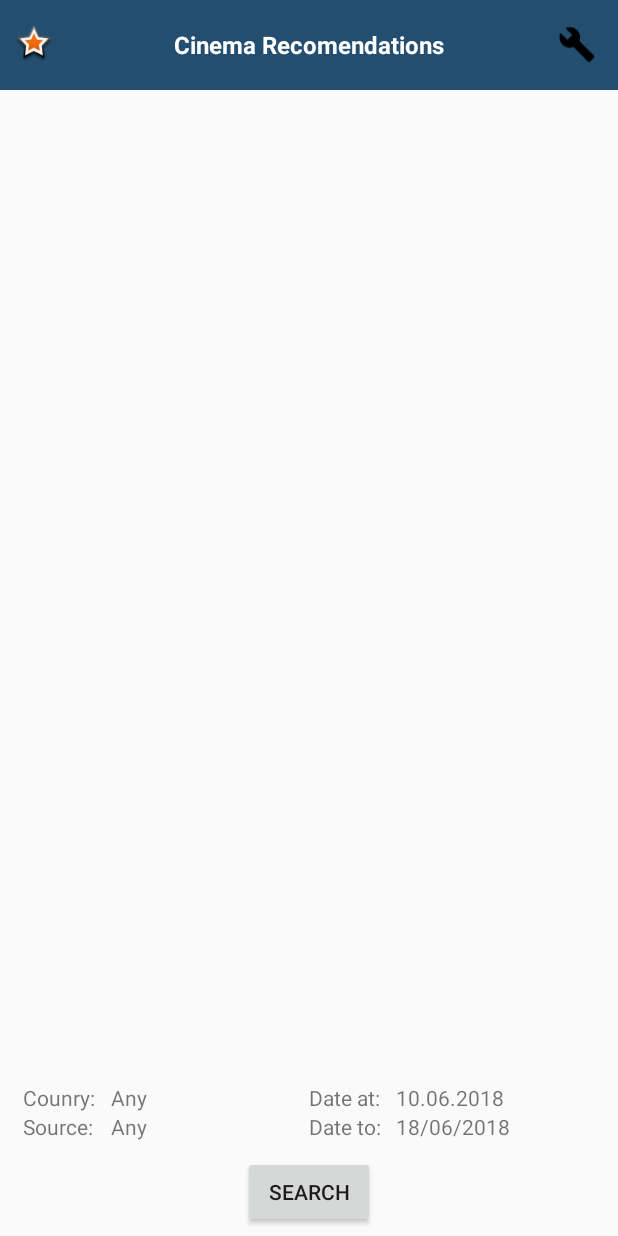
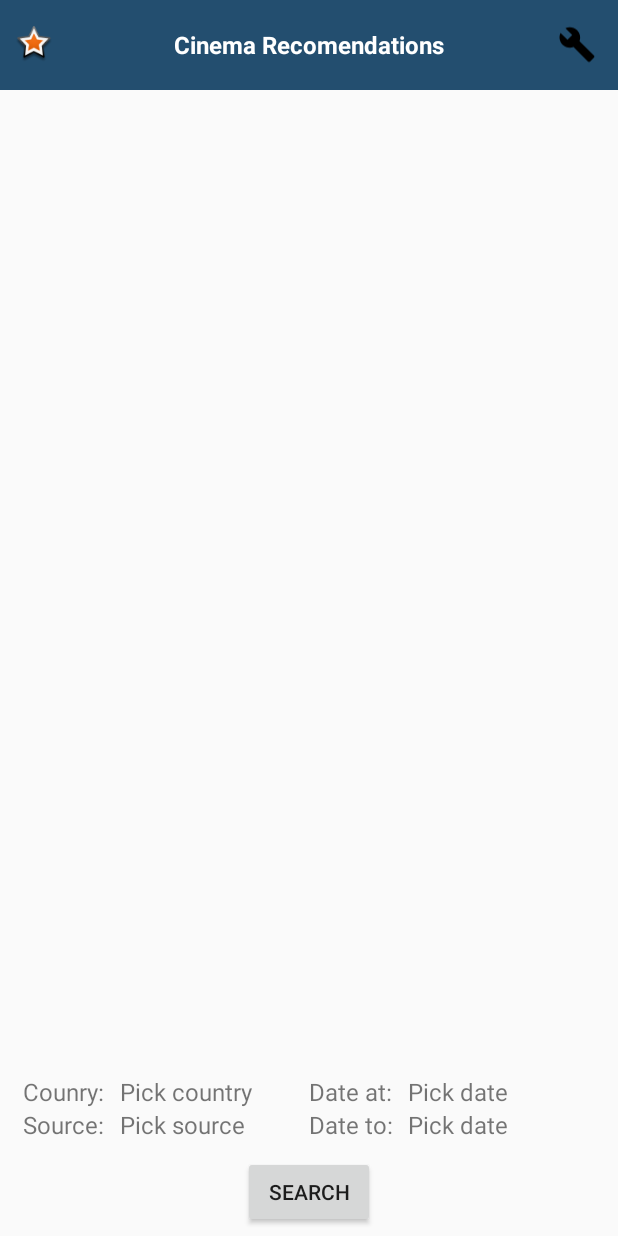
Before and after one commit to bohdansushchak/SuggestMe, an Android app: the fragment SearchNewsFragment placed in its activity, on a phone screen of 412 x 824 dp. Run offline under Robolectric (Android 15) with nearby library versions, the phone set to English and light mode, and no system bars; our stand-ins replace ButterKnife, Firebase (no records; nobody signed in at launch, a user with empty details on screens opened directly); pictures from the network do not load.

Commit message:
Fixed fragment news by criterias

```diff
--- a/app/src/main/java/bohdan/hushcha/sushchak/suggestme/activities/MainActivity.java
+++ b/app/src/main/java/bohdan/hushcha/sushchak/suggestme/activities/MainActivity.java
@@ -21,6 +21,7 @@ import java.util.Arrays;
 import bohdan.hushcha.sushchak.suggestme.R;
 import bohdan.hushcha.sushchak.suggestme.Services.AuthService;
 import bohdan.hushcha.sushchak.suggestme.adapters.CategoryAdapter;
+import bohdan.hushcha.sushchak.suggestme.fragments.InteractionListener;
 import bohdan.hushcha.sushchak.suggestme.fragments.TopNewsFragment;
 import bohdan.hushcha.sushchak.suggestme.fragments.WeatherDayFragment;
 import bohdan.hushcha.sushchak.suggestme.models.Category;
@@ -30,7 +31,7 @@ import butterknife.ButterKnife;
 import butterknife.OnClick;
 
 public class MainActivity extends AppCompatActivity
-        implements WeatherDayFragment.OnFragmentInteractionListener, TopNewsFragment.TopNewsInteractionListener {
+        implements WeatherDayFragment.OnFragmentInteractionListener, InteractionListener<String> {
 
     final String TAG = "MainActivity";
 
@@ -268,6 +269,7 @@ public class MainActivity extends AppCompatActivity
 
     }
 
+
     /**
      * Method call when user click on item in news fragment
      * and view the article in web browser
@@ -275,8 +277,13 @@ public class MainActivity extends AppCompatActivity
      * @param url url to news article
      */
     @Override
-    public void topNewsFragmentInteractionClick(String url) {
+    public void OnClick(String url) {
         Intent viewArticleIntent = new Intent(Intent.ACTION_VIEW, Uri.parse(url));
         startActivity(viewArticleIntent);
     }
+
+    @Override
+    public void OnLongClick(String parametr) {
+
+    }
 }
--- a/app/src/main/java/bohdan/hushcha/sushchak/suggestme/adapters/TopNewsFragmentAdapter.java
+++ b/app/src/main/java/bohdan/hushcha/sushchak/suggestme/adapters/NewsAdapter.java
@@ -1,5 +1,4 @@
 package bohdan.hushcha.sushchak.suggestme.adapters;
-
 
 import android.content.Context;
 import android.support.v7.widget.RecyclerView;
@@ -15,19 +14,18 @@ import com.bumptech.glide.request.RequestOptions;
 import java.util.List;
 
 import bohdan.hushcha.sushchak.suggestme.R;
-import bohdan.hushcha.sushchak.suggestme.fragments.TopNewsFragment;
+import bohdan.hushcha.sushchak.suggestme.fragments.InteractionListener;
 import bohdan.hushcha.sushchak.suggestme.rest.models.Article;
 import butterknife.BindView;
 import butterknife.ButterKnife;
 
-public class TopNewsFragmentAdapter extends RecyclerView.Adapter<TopNewsFragmentAdapter.ViewHolder> {
+public class NewsAdapter extends RecyclerView.Adapter<NewsAdapter.ViewHolder> {
 
     private List<Article> items;
     private Context context;
-    private TopNewsFragment.TopNewsInteractionListener mListener;
+    private InteractionListener mListener;
 
-    public TopNewsFragmentAdapter(Context context, List<Article> items,
-                                  TopNewsFragment.TopNewsInteractionListener mListener) {
+    public NewsAdapter(Context context, List<Article> items, InteractionListener mListener) {
         this.items = items;
         this.context = context;
         this.mListener = mListener;
@@ -55,12 +53,11 @@ public class TopNewsFragmentAdapter extends RecyclerView.Adapter<TopNewsFragment
                 .apply(options)
                 .into(holder.ivBackground);
 
-
         holder.itemView.setOnClickListener(new View.OnClickListener() {
             @Override
             public void onClick(View view) {
                 if(mListener != null){
-                    mListener.topNewsFragmentInteractionClick(items.get(position).getUrl());
+                    mListener.OnClick(items.get(position).getUrl());
                 }
             }
         });
--- /dev/null
+++ b/app/src/main/java/bohdan/hushcha/sushchak/suggestme/fragments/InteractionListener.java
@@ -0,0 +1,10 @@
+package bohdan.hushcha.sushchak.suggestme.fragments;
+
+import butterknife.OnClick;
+
+public interface InteractionListener<T> {
+
+    void OnClick(T parameter);
+
+    void OnLongClick(T parametr);
+}
--- a/app/src/main/java/bohdan/hushcha/sushchak/suggestme/fragments/SearchNewsFragment.java
+++ b/app/src/main/java/bohdan/hushcha/sushchak/suggestme/fragments/SearchNewsFragment.java
@@ -1,26 +1,31 @@
 package bohdan.hushcha.sushchak.suggestme.fragments;
 
+import android.app.DatePickerDialog;
 import android.content.Context;
 import android.content.DialogInterface;
-import android.net.Uri;
 import android.os.Bundle;
 import android.support.v7.app.AlertDialog;
+import android.support.v7.widget.LinearLayoutManager;
 import android.support.v7.widget.RecyclerView;
+import android.util.Log;
 import android.view.LayoutInflater;
 import android.view.View;
 import android.view.ViewGroup;
 import android.widget.ArrayAdapter;
 import android.widget.Button;
+import android.widget.DatePicker;
 import android.widget.TextView;
 
 import java.util.ArrayList;
-import java.util.Date;
+import java.util.Calendar;
 import java.util.Arrays;
 import java.util.List;
 
 import bohdan.hushcha.sushchak.suggestme.R;
+import bohdan.hushcha.sushchak.suggestme.adapters.NewsAdapter;
 import bohdan.hushcha.sushchak.suggestme.rest.clients.NewsClient;
 import bohdan.hushcha.sushchak.suggestme.rest.interfaces.NewsApiInterface;
+import bohdan.hushcha.sushchak.suggestme.rest.models.Article;
 import bohdan.hushcha.sushchak.suggestme.rest.models.NewsSource;
 import bohdan.hushcha.sushchak.suggestme.rest.responces.NewsResponce;
 import bohdan.hushcha.sushchak.suggestme.rest.responces.SourcesResponce;
@@ -33,7 +38,9 @@ import retrofit2.Response;
 
 public class SearchNewsFragment extends BaseMyFragment {
 
-    private OnFragmentInteractionListener mListener;
+    private final String TAG = "SearchNewsFragment";
+
+    private InteractionListener mListener;
 
     @BindView(R.id.rvNewsSearch)
     RecyclerView recyclerViewNews;
@@ -53,12 +60,16 @@ public class SearchNewsFragment extends BaseMyFragment {
 
     private String CoutryArg;
     private String SourceId;
-    private Date DateAt;
-    private Date DateTo;
+    private String DateAt;
+    private String DateTo;
+
+    private List<Article> articleList;
+    private NewsAdapter newsAdapter;
 
     public SearchNewsFragment() {
 
         newsApiInterface = NewsClient.getClient().create(NewsApiInterface.class);
+        articleList = new ArrayList<>();
     }
 
     public static SearchNewsFragment getInstance() {
@@ -76,21 +87,26 @@ public class SearchNewsFragment extends BaseMyFragment {
                              Bundle savedInstanceState) {
         View view = inflater.inflate(R.layout.fragment_search_news, container, false);
         ButterKnife.bind(this, view);
+        init();
         return view;
     }
 
-    // TODO: Rename method, update argument and hook method into UI event
-    public void onButtonPressed(Uri uri) {
-        if (mListener != null) {
-            mListener.onFragmentInteraction(uri);
-        }
+    private void init() {
+        articleList = new ArrayList<>();
+        newsAdapter = new NewsAdapter(getContext(), articleList, mListener);
+
+        recyclerViewNews.setHasFixedSize(false);
+        RecyclerView.LayoutManager layoutManager = new LinearLayoutManager(getContext());
+
+        recyclerViewNews.setLayoutManager(layoutManager);
+        recyclerViewNews.setAdapter(newsAdapter);
     }
 
     @Override
     public void onAttach(Context context) {
         super.onAttach(context);
-        if (context instanceof OnFragmentInteractionListener) {
-            mListener = (OnFragmentInteractionListener) context;
+        if (context instanceof InteractionListener) {
+            mListener = (InteractionListener) context;
         }
     }
 
@@ -111,11 +127,14 @@ public class SearchNewsFragment extends BaseMyFragment {
             case R.id.btnSearch:
                 Call<NewsResponce> callNews = null;
 
-                if (SourceId != null && CoutryArg != null) {
+                if (SourceId != null && DateTo != null && DateAt != null) {
+                    callNews = newsApiInterface.GetEverything(NewsClient.API_KEY, DateAt, DateTo, SourceId);
 
-                } else if (SourceId != null) {
+                } else if (SourceId != null && DateAt != null) {
+                    callNews = newsApiInterface.GetEverything(NewsClient.API_KEY, DateAt, SourceId);
 
-                } else if (CoutryArg != null) {
+                } else if (SourceId != null && DateTo != null) {
+                    callNews = newsApiInterface.GetEverythingDateTo(NewsClient.API_KEY, DateTo, SourceId);
 
                 } else {
                     DialogAlert(R.string.dialog_title_no_criterias, R.string.dialog_message_no_criterias);
@@ -125,13 +144,25 @@ public class SearchNewsFragment extends BaseMyFragment {
 
                 callNews.enqueue(new Callback<NewsResponce>() {
                     @Override
-                    public void onResponse(Call<NewsResponce> call, Response<NewsResponce> response) {
+                    public void onResponse(Call<NewsResponce> call, final Response<NewsResponce> response) {
 
+                        articleList.clear();
+                        articleList.addAll(response.body().getArticles());
+
+                        getActivity().runOnUiThread(new Runnable() {
+                            @Override
+                            public void run() {
+
+                                newsAdapter.notifyDataSetChanged();
+                            }
+                        });
+
+                        Log.d(TAG, articleList.size() + "");
                     }
 
                     @Override
                     public void onFailure(Call<NewsResponce> call, Throwable t) {
-
+                        Log.e(TAG, t.getMessage());
                     }
                 });
                 break;
@@ -171,8 +202,26 @@ public class SearchNewsFragment extends BaseMyFragment {
                 break;
             case R.id.tvDateAt:
 
+                DateDialogPicker(new DatePickerDialog.OnDateSetListener() {
+                    @Override
+                    public void onDateSet(DatePicker datePicker, int year, int month, int day) {
+
+                        DateAt = year + "-" + month + "-" + day;
+                        tvDateAt.setText(DateAt);
+                    }
+                });
+
                 break;
             case R.id.tvDateTo:
+
+                DateDialogPicker(new DatePickerDialog.OnDateSetListener() {
+                    @Override
+                    public void onDateSet(DatePicker datePicker, int year, int month, int day) {
+
+                        DateTo = year + "-" + month + "-" + day;
+                        tvDateTo.setText(DateTo);
+                    }
+                });
 
                 break;
         }
@@ -204,6 +253,10 @@ public class SearchNewsFragment extends BaseMyFragment {
                 CoutryArg = countryArgs.get(i);
 
                 tvChooseCountry.setText(countryNames.get(i));
+                if(SourceId != null){
+                    SourceId = null;
+                    tvChooseSource.setText(R.string.tv_pick_sourse);
+                }
             }
         });
         dialog.show();
@@ -250,8 +303,10 @@ public class SearchNewsFragment extends BaseMyFragment {
     }
 
     /**
-     * @param StringResorceTitle
-     * @param StringResourceMessage
+     * Method to view dialog with some message
+     *
+     * @param StringResorceTitle    title dialog
+     * @param StringResourceMessage message in dialog
      */
     private void DialogAlert(int StringResorceTitle, int StringResourceMessage) {
         final AlertDialog.Builder dialog = new AlertDialog.Builder(getContext());
@@ -266,8 +321,18 @@ public class SearchNewsFragment extends BaseMyFragment {
         dialog.show();
     }
 
-    public interface OnFragmentInteractionListener {
-        // TODO: Update argument type and name
-        void onFragmentInteraction(Uri uri);
+    /**
+     * Method to pick date as a dialog
+     */
+    private void DateDialogPicker(DatePickerDialog.OnDateSetListener listener) {
+        final Calendar c = Calendar.getInstance();
+        int year = c.get(Calendar.YEAR);
+        int month = c.get(Calendar.MONTH);
+        int day = c.get(Calendar.DAY_OF_MONTH);
+
+        DatePickerDialog datePickerDialog = new DatePickerDialog(getActivity(),
+                listener, year, month, day);
+
+        datePickerDialog.show();
     }
 }
--- a/app/src/main/java/bohdan/hushcha/sushchak/suggestme/fragments/TopNewsFragment.java
+++ b/app/src/main/java/bohdan/hushcha/sushchak/suggestme/fragments/TopNewsFragment.java
@@ -15,7 +15,7 @@ import java.util.ArrayList;
 import java.util.List;
 
 import bohdan.hushcha.sushchak.suggestme.R;
-import bohdan.hushcha.sushchak.suggestme.adapters.TopNewsFragmentAdapter;
+import bohdan.hushcha.sushchak.suggestme.adapters.NewsAdapter;
 import bohdan.hushcha.sushchak.suggestme.rest.models.Article;
 import bohdan.hushcha.sushchak.suggestme.rest.clients.NewsClient;
 import bohdan.hushcha.sushchak.suggestme.rest.interfaces.NewsApiInterface;
@@ -31,7 +31,7 @@ public class TopNewsFragment extends BaseMyFragment {
     final String TAG = "TopNewsFragment";
 
     private ArrayList<Article> items;
-    private TopNewsInteractionListener mListener;
+    private InteractionListener mListener;
 
     @BindView(R.id.rvMainList) RecyclerView recyclerView;
 
@@ -57,7 +57,7 @@ public class TopNewsFragment extends BaseMyFragment {
 
         items = new ArrayList<>();
 
-        final TopNewsFragmentAdapter adapter = new TopNewsFragmentAdapter(getContext(), items, mListener);
+        final NewsAdapter adapter = new NewsAdapter(getContext(), items, mListener);
 
         recyclerView.setHasFixedSize(false);
         RecyclerView.LayoutManager layoutManager = new LinearLayoutManager(getContext());
@@ -72,6 +72,8 @@ public class TopNewsFragment extends BaseMyFragment {
             @Override
             public void onResponse(Call<NewsResponce> call, Response<NewsResponce> response) {
                 List<Article> articles = response.body().getArticles();
+
+                //items = new ArrayList<>();
 
                 for (Article article : articles) {
                     //HomeItem item = new HomeItem(article.getTitle(), article.getDecription(), article.getUrlToImage(),article.getPublishedAt());
@@ -88,12 +90,14 @@ public class TopNewsFragment extends BaseMyFragment {
         });
     }
 
+
+
     @Override
     public void onAttach(Context context) {
         super.onAttach(context);
 
-        if (context instanceof TopNewsInteractionListener) {
-            mListener = (TopNewsInteractionListener) context;
+        if (context instanceof InteractionListener) {
+            mListener = (InteractionListener) context;
         }
     }
 
@@ -102,8 +106,4 @@ public class TopNewsFragment extends BaseMyFragment {
         super.onDetach();
         mListener = null;
     }
-
-    public interface TopNewsInteractionListener {
-        void topNewsFragmentInteractionClick(String Url);
-    }
 }
--- a/app/src/main/java/bohdan/hushcha/sushchak/suggestme/rest/interfaces/NewsApiInterface.java
+++ b/app/src/main/java/bohdan/hushcha/sushchak/suggestme/rest/interfaces/NewsApiInterface.java
@@ -26,9 +26,20 @@ public interface NewsApiInterface {
     Call<NewsResponce> GetEverything(@Query("apiKey") String apiKey, @Query("q") String query);
 
     @GET("everything")
-    Call<NewsResponce> GetEverything(@Query("apiKey") String apiKey, @Query("q") String query,
-                                     @Query("from") String from);
+    Call<NewsResponce> GetEverything(@Query("apiKey") String apiKey,
+                                     @Query("from") String from,
+                                     @Query("to") String to,
+                                     @Query("sources") String source);
 
+    @GET("everything")
+    Call<NewsResponce> GetEverything(@Query("apiKey") String apiKey,
+                                     @Query("from") String from,
+                                     @Query("sources") String sources);
+
+    @GET("everything")
+    Call<NewsResponce> GetEverythingDateTo(@Query("apiKey") String apiKey,
+                                     @Query("to") String to,
+                                     @Query("sources") String sources);
     @GET("sources")
     Call<SourcesResponce> GetAllSources(@Query("apiKey") String apiKey);
 
--- a/app/src/main/res/layout/fragment_search_news.xml
+++ b/app/src/main/res/layout/fragment_search_news.xml
@@ -17,8 +17,8 @@
     <LinearLayout
         android:layout_width="match_parent"
         android:layout_height="wrap_content"
-        android:padding="@dimen/padding"
-        android:orientation="horizontal">
+        android:orientation="horizontal"
+        android:padding="@dimen/padding">
 
         <TableLayout
             android:layout_width="match_parent"
@@ -30,15 +30,17 @@
                 <TextView
                     android:layout_width="wrap_content"
                     android:layout_height="wrap_content"
-                    android:text="Counry:"/>
+                    android:text="Counry:"
+                    android:textSize="@dimen/textSizeLarge" />
 
                 <TextView
-                    android:text="Any"
                     android:id="@+id/tvChooseCountry"
                     android:layout_width="wrap_content"
                     android:layout_height="wrap_content"
                     android:layout_marginStart="@dimen/padding"
-                    android:clickable="true"/>
+                    android:clickable="true"
+                    android:text="@string/tv_pick_country"
+                    android:textSize="@dimen/textSizeLarge" />
             </TableRow>
 
             <TableRow>
@@ -46,15 +48,17 @@
                 <TextView
                     android:layout_width="wrap_content"
                     android:layout_height="wrap_content"
-                    android:text="Source:"/>
+                    android:text="Source:"
+                    android:textSize="@dimen/textSizeLarge" />
 
                 <TextView
-                    android:text="Any"
                     android:id="@+id/tvChooseSource"
                     android:layout_width="wrap_content"
                     android:layout_height="wrap_content"
                     android:layout_marginStart="@dimen/padding"
-                    android:clickable="true"/>
+                    android:clickable="true"
+                    android:text="@string/tv_pick_sourse"
+                    android:textSize="@dimen/textSizeLarge" />
             </TableRow>
         </TableLayout>
 
@@ -68,15 +72,17 @@
                 <TextView
                     android:layout_width="wrap_content"
                     android:layout_height="wrap_content"
-                    android:text="Date at:"/>
+                    android:text="Date at:"
+                    android:textSize="@dimen/textSizeLarge" />
 
                 <TextView
+                    android:id="@+id/tvDateAt"
                     android:layout_width="wrap_content"
                     android:layout_height="wrap_content"
-                    android:id="@+id/tvDateAt"
-                    android:text="10.06.2018"
                     android:layout_marginStart="@dimen/padding"
-                    android:clickable="true"/>
+                    android:clickable="true"
+                    android:text="@string/tv_pick_date"
+                    android:textSize="@dimen/textSizeLarge" />
 
             </TableRow>
 
@@ -85,14 +91,16 @@
                 <TextView
                     android:layout_width="wrap_content"
                     android:layout_height="wrap_content"
-                    android:text="Date to:"/>
+                    android:text="Date to:"
+                    android:textSize="@dimen/textSizeLarge" />
 
                 <TextView
-                    android:text="18/06/2018"
+                    android:id="@+id/tvDateTo"
+                    android:layout_width="wrap_content"
+                    android:layout_height="wrap_content"
                     android:layout_marginStart="@dimen/padding"
-                    android:layout_height="wrap_content"
-                    android:layout_width="wrap_content"
-                    android:id="@+id/tvDateTo"/>
+                    android:text="@string/tv_pick_date"
+                    android:textSize="@dimen/textSizeLarge" />
 
             </TableRow>
         </TableLayout>
--- a/app/src/main/res/values/strings.xml
+++ b/app/src/main/res/values/strings.xml
@@ -37,6 +37,11 @@
         please choose another country</string>
     <string name="dialog_title_no_criterias">No criterias</string>
     <string name="dialog_message_no_criterias">Please choose criterias</string>
+
+
+    <string name="tv_pick_sourse">Pick source</string>
+    <string name="tv_pick_country">Pick country</string>
+    <string name="tv_pick_date">Pick date</string>
 
     <array name="countries_names">
         <item>Argentina</item>
```
Also changed, not shown: app/src/main/java/bohdan/hushcha/sushchak/suggestme/adapters/NewsByCriteriasAdapter.java (added, +51 -0 lines).
